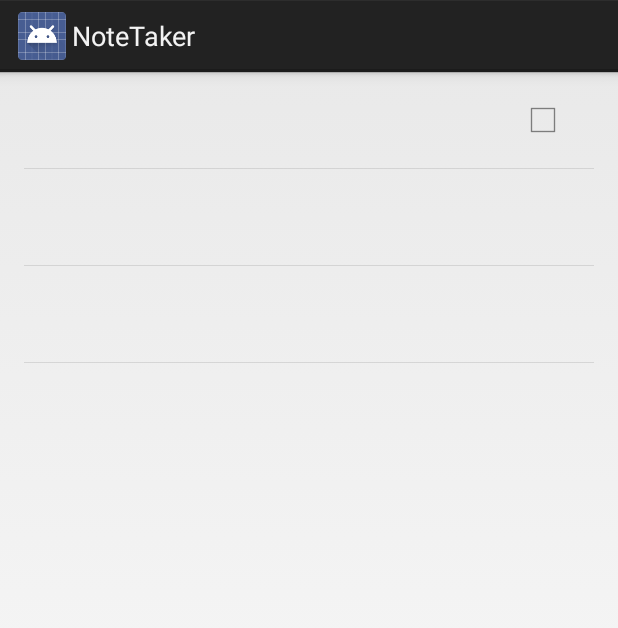
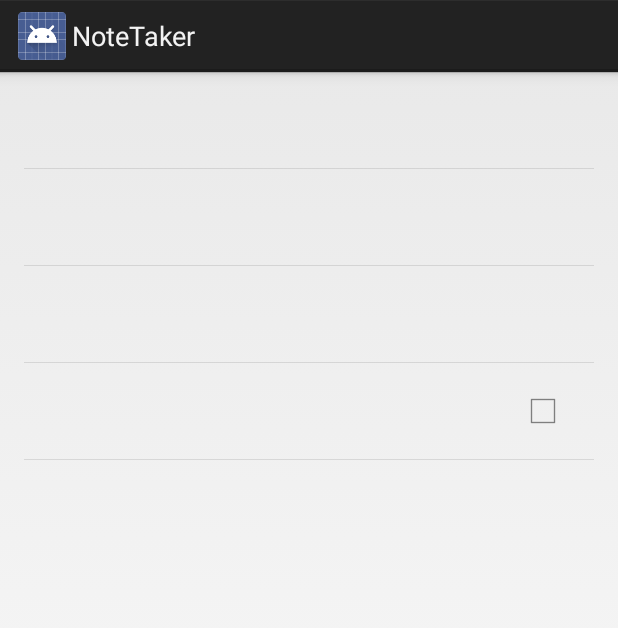
Before and after one commit to Kevin-Damazyn/note_taker, an Android app: the screen it shows after launch (SettingsActivity), in the options menu, after a tap on "Settings", on a phone screen of 412 x 824 dp. Shown: the top 628 px of the screen. Run offline under Robolectric (Android 15) with nearby library versions, the phone set to English and light mode, and no system bars.

Commit message:
Added a few preferences to XML again. Will probably get changed.

```diff
--- a/NoteTaker/src/main/res/xml/preferences.xml
+++ b/NoteTaker/src/main/res/xml/preferences.xml
@@ -3,13 +3,14 @@
 <PreferenceScreen xmlns:android="http://schemas.android.com/apk/res/android">
 
 
-    <CheckBoxPreference>   <!-- Settings that will use a check-mark, as in, you either turn them on our off-->
+    <!--<CheckBoxPreference>-->   <!-- Settings that will use a check-mark, as in, you either turn them on our off-->
         <!-- We do not have anything listed that appears to need this -->
 
-        </CheckBoxPreference>
+        <!--</CheckBoxPreference>-->
 
 
     <EditTextPreference>    <!-- Settings that are changed by user input. Value is saved as a string -->
+        <!-- User Name -->
         android:title="Enter Name"
         android:key="username"
         android:summary="Choose a name for your files to be tagged with"
@@ -19,15 +20,35 @@
         <!-- </EditTextPreference>-->
 
 
-    <ListPreference>    <!-- Settings that are determined by what is selected out of a list of options -->
-        android:title="Choose Recording Format"
+    <ListPreference>        <!-- Recording Format -->    <!-- Settings that are determined by what is selected out of a list of options -->
+
+        android:title="Choose Preferred Recording Format"
         android:key="record_format"
         android:summary="Choose the format you want the audio recordings to be saved in"
         android:entries="@array/format_types"
         android:entryValues="@array/format_types_values"
         android:dialogTitle="Choose Recording Format"
+           </ListPreference>
 
+    <ListPreference>        <!-- Language Choice, don't know if all of these are needed for every setting. -->
+
+        android:title="Choose Preferred Translation Language"
+        android:key="lang_choice"
+        android:summary="Choose language that is being interpreted"
+        android:entries="@array/lang_choices"
+        android:entryValues="@array/lang_choices_values"
+        android:dialogTitle="Choose Language"
         </ListPreference>
+
+
+    <CheckBoxPreference> <!-- Color Scheme -->
+
+        android:title="Dark Theme"  <!-- Or whatever the NOT default theme is -->
+        android:key="AltTheme"
+        android:summary="If checked, theme will appear darker"
+
+        </CheckBoxPreference>
+
 
 
 
```
